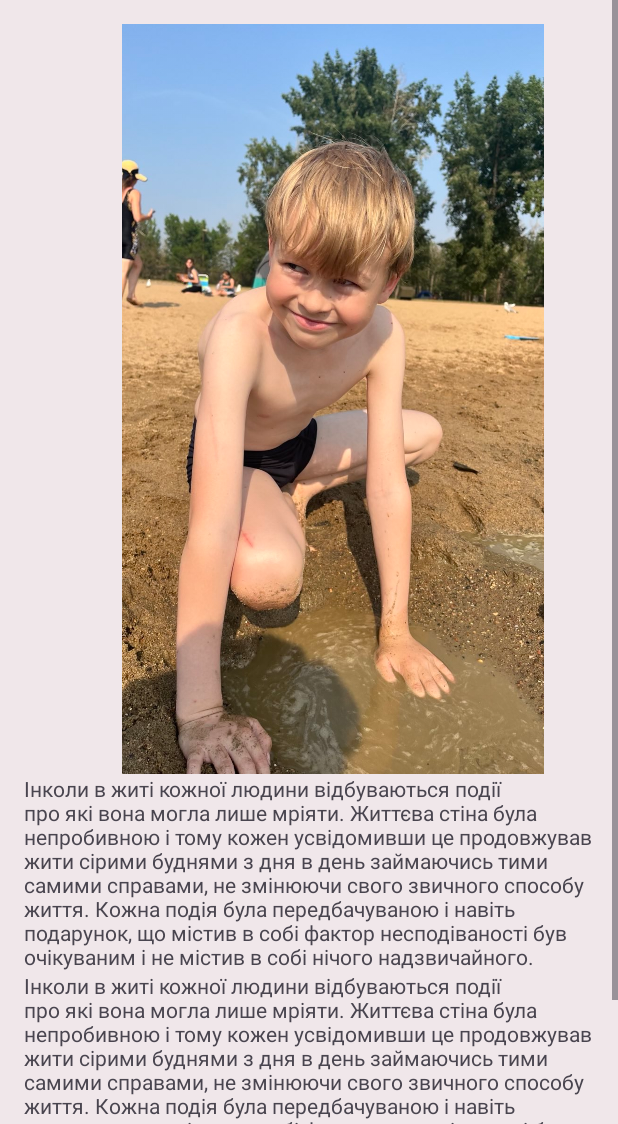
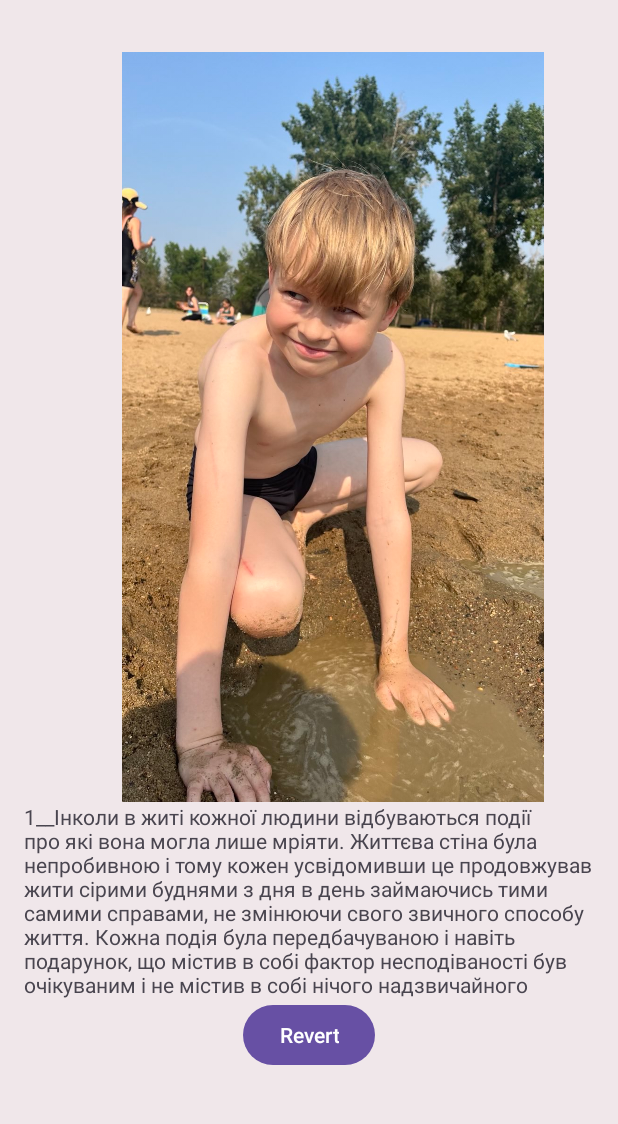
Before and after one commit to WenDeHor/s_crafter, an Android app: the screen it shows after launch (StoryPage), after a tap on an icon or button, on a phone screen of 412 x 824 dp, the part 112-1236 px from its top. Run offline under Robolectric (Android 15) with nearby library versions, the phone set to English and light mode, and no system bars.

Commit message:
3.intent data to second page

```diff
--- a/app/src/main/java/com/example/s_crafter/MainActivity.java
+++ b/app/src/main/java/com/example/s_crafter/MainActivity.java
@@ -23,6 +23,9 @@ public class MainActivity extends AppCompatActivity {
     List<Navigation> navigationList = new ArrayList<>();
     List<Gallery> galleryList = new ArrayList<>();
 
+
+    String textTest = "Інколи в житі кожної людини відбуваються події про які вона могла лише мріяти. Життєва стіна була непробивною і тому кожен усвідомивши це продовжував жити сірими буднями з дня в день займаючись тими самими справами, не змінюючи свого звичного способу життя. Кожна подія була передбачуваною і навіть подарунок, що містив в собі фактор несподіваності був очікуваним і не містив в собі нічого надзвичайного";
+
     @Override
     protected void onCreate(Bundle savedInstanceState) {
         super.onCreate(savedInstanceState);
@@ -38,7 +41,7 @@ public class MainActivity extends AppCompatActivity {
         setNavigatorRecycler(navigationList);
 
         for (int i = 0; i < 20; i++) {
-            galleryList.add(new Gallery(i + 1, "my_image", "title"));
+            galleryList.add(new Gallery(i + 1, "my_image", "title", i + 1 + "__" + textTest));
         }
         setGalleryRecycler(galleryList);
     }
--- a/app/src/main/java/com/example/s_crafter/StoryPage.java
+++ b/app/src/main/java/com/example/s_crafter/StoryPage.java
@@ -3,9 +3,12 @@ package com.example.s_crafter;
 import android.os.Bundle;
 import android.view.View;
 import android.widget.Button;
+import android.widget.ImageView;
+import android.widget.TextView;
 
 import androidx.activity.EdgeToEdge;
 import androidx.appcompat.app.AppCompatActivity;
+import androidx.constraintlayout.widget.ConstraintLayout;
 import androidx.core.graphics.Insets;
 import androidx.core.view.ViewCompat;
 import androidx.core.view.WindowInsetsCompat;
@@ -17,11 +20,15 @@ public class StoryPage extends AppCompatActivity {
         super.onCreate(savedInstanceState);
         EdgeToEdge.enable(this);
         setContentView(R.layout.activity_story_page);
-        ViewCompat.setOnApplyWindowInsetsListener(findViewById(R.id.main), (v, insets) -> {
+        ViewCompat.setOnApplyWindowInsetsListener(findViewById(R.id.storyPage), (v, insets) -> {
             Insets systemBars = insets.getInsets(WindowInsetsCompat.Type.systemBars());
             v.setPadding(systemBars.left, systemBars.top, systemBars.right, systemBars.bottom);
             return insets;
         });
+        ImageView imageView = findViewById(R.id.imageStoryPage);
+        imageView.setImageResource(getIntent().getIntExtra("storyPageImage",0));
+        TextView textView = findViewById(R.id.textStoryPage);
+        textView.setText(getIntent().getStringExtra("storyPageText"));
 
         Button backButton = findViewById(R.id.buttonRevert);
         buttonRevert(backButton);
--- a/app/src/main/java/com/example/s_crafter/adapter/GalleryAdapter.java
+++ b/app/src/main/java/com/example/s_crafter/adapter/GalleryAdapter.java
@@ -6,7 +6,6 @@ import android.view.LayoutInflater;
 import android.view.View;
 import android.view.ViewGroup;
 import android.widget.ImageView;
-import android.widget.LinearLayout;
 import android.widget.TextView;
 
 import androidx.annotation.NonNull;
@@ -37,12 +36,15 @@ public class GalleryAdapter extends RecyclerView.Adapter<GalleryAdapter.GalleryV
     @Override
     public void onBindViewHolder(@NonNull GalleryViewHolder holder, int position) {
         int imageId = context.getResources().getIdentifier(galleries.get(position).getImg(), "drawable", context.getPackageName());
-        holder.galleryImg.setImageResource(imageId);
+        holder.imageView.setImageResource(imageId);
+        String text = galleries.get(position).getText();
 
         holder.itemView.setOnClickListener(new View.OnClickListener() {
             @Override
             public void onClick(View view) {
                 Intent intent = new Intent(context, StoryPage.class);
+                intent.putExtra("storyPageImage", imageId);
+                intent.putExtra("storyPageText", text);
                 context.startActivity(intent);
             }
         });
@@ -54,11 +56,11 @@ public class GalleryAdapter extends RecyclerView.Adapter<GalleryAdapter.GalleryV
     }
 
     public static final class GalleryViewHolder extends RecyclerView.ViewHolder {
-        ImageView galleryImg;
+        ImageView imageView;
 
         public GalleryViewHolder(@NonNull View itemView) {
             super(itemView);
-            galleryImg = itemView.findViewById(R.id.galleryImg);
+            imageView = itemView.findViewById(R.id.galleryImg);
         }
     }
 }
--- a/app/src/main/java/com/example/s_crafter/model/Gallery.java
+++ b/app/src/main/java/com/example/s_crafter/model/Gallery.java
@@ -2,12 +2,21 @@ package com.example.s_crafter.model;
 
 public class Gallery {
     int id;
-    String img, title;
+    String img, title, text;
 
-    public Gallery(int id, String img, String title) {
+    public Gallery(int id, String img, String title, String text) {
         this.id = id;
         this.img = img;
         this.title = title;
+        this.text = text;
+    }
+
+    public String getText() {
+        return text;
+    }
+
+    public void setText(String text) {
+        this.text = text;
     }
 
     public int getId() {
--- a/app/src/main/res/layout/activity_story_page.xml
+++ b/app/src/main/res/layout/activity_story_page.xml
@@ -2,7 +2,7 @@
 <androidx.constraintlayout.widget.ConstraintLayout xmlns:android="http://schemas.android.com/apk/res/android"
     xmlns:app="http://schemas.android.com/apk/res-auto"
     xmlns:tools="http://schemas.android.com/tools"
-    android:id="@+id/main"
+    android:id="@+id/storyPage"
     android:layout_width="match_parent"
     android:layout_height="match_parent"
     android:background="@color/fone"
@@ -61,7 +61,7 @@
             android:padding="16dp">
 
             <ImageView
-                android:id="@+id/imageView"
+                android:id="@+id/imageStoryPage"
                 android:layout_width="wrap_content"
                 android:layout_height="500dp"
                 android:layout_marginStart="16dp"
@@ -71,17 +71,7 @@
                 app:srcCompat="@drawable/my_image" />
 
             <TextView
-                android:id="@+id/textView3"
-                android:layout_width="wrap_content"
-                android:layout_height="wrap_content"
-                android:text="@string/some_text"
-                app:layout_constraintBottom_toTopOf="@+id/button2"
-                app:layout_constraintEnd_toEndOf="parent"
-                app:layout_constraintStart_toStartOf="parent"
-                app:layout_constraintTop_toBottomOf="@+id/imageView" />
-
-            <TextView
-                android:id="@+id/textView4"
+                android:id="@+id/textStoryPage"
                 android:layout_width="wrap_content"
                 android:layout_height="wrap_content"
                 android:text="@string/some_text"
```
